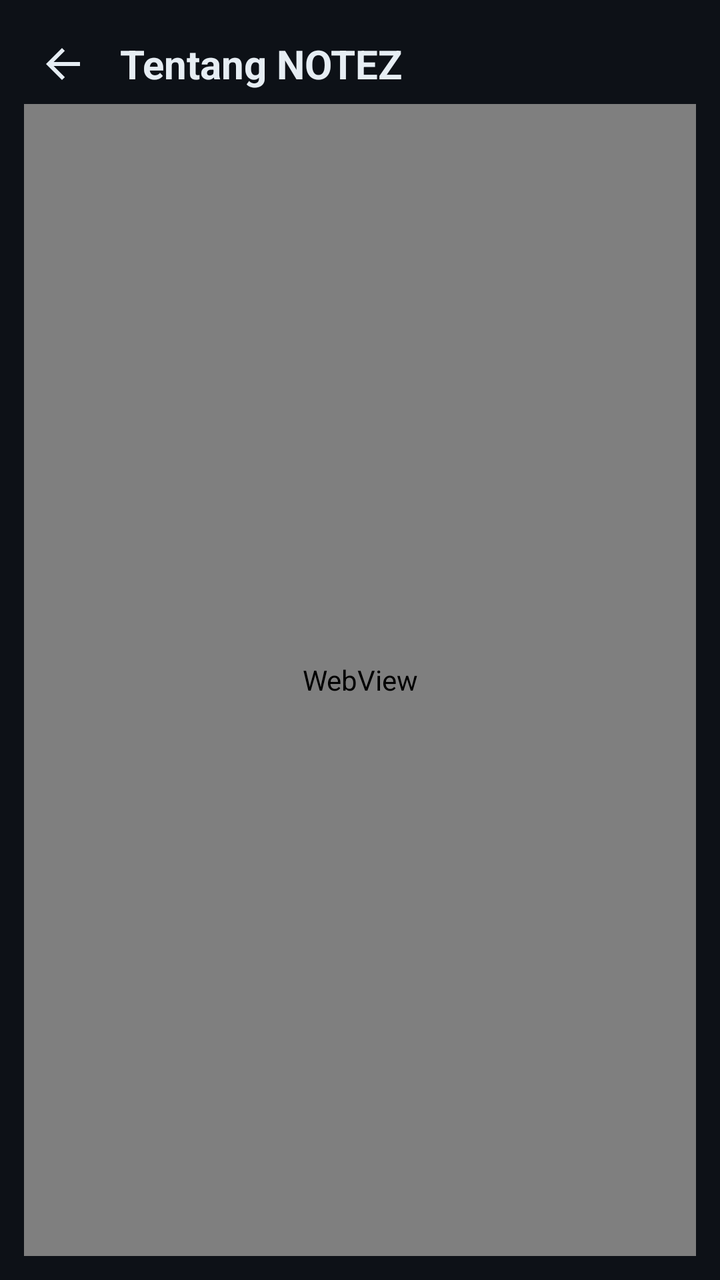
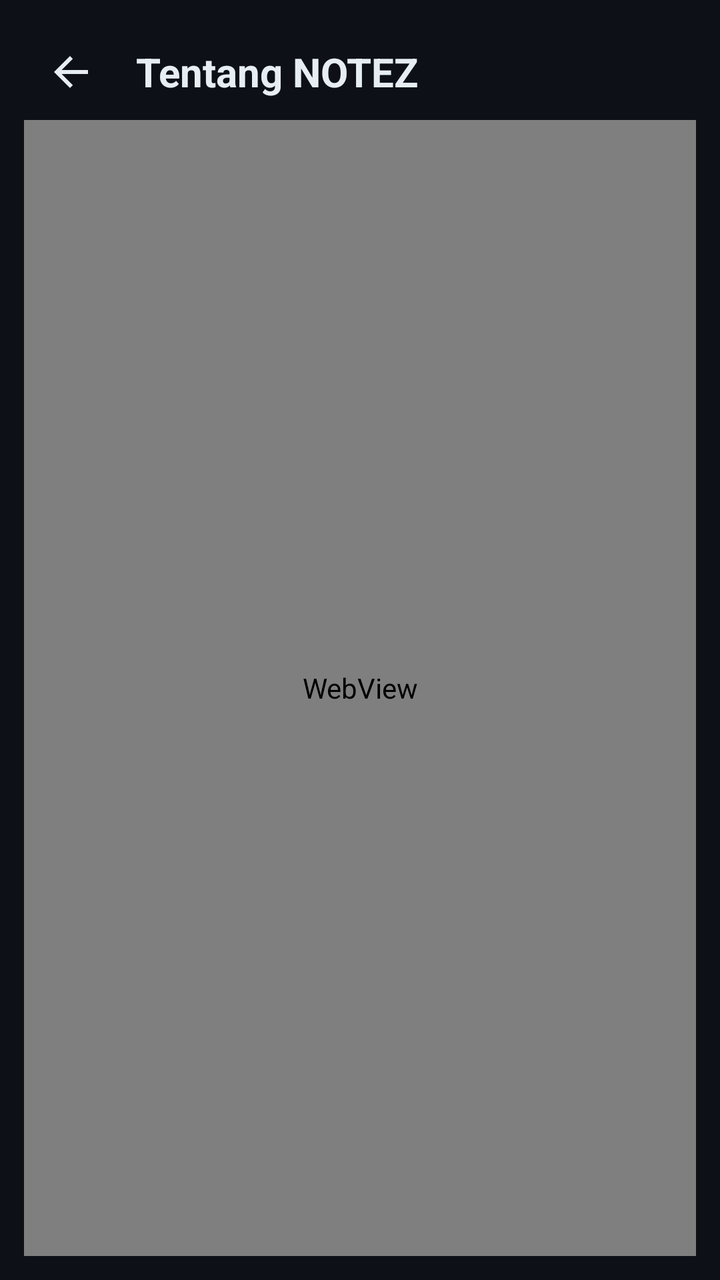

The first picture is an Android layout as it rendered before a commit; the second is the same layout after the commit. The layout source and the unified diff follow.
<!-- AndroidManifest.xml: application theme Theme.Notez.GithubDark -->
<!-- res/layout/activity_about_notez.xml -->
<?xml version="1.0" encoding="utf-8"?>
<LinearLayout xmlns:android="http://schemas.android.com/apk/res/android"
    android:layout_width="match_parent"
    android:layout_height="match_parent"
    android:orientation="vertical"
    android:padding="12dp">

    <LinearLayout
        android:layout_width="match_parent"
        android:layout_height="wrap_content"
        android:gravity="center_vertical"
        android:orientation="horizontal">

        <ImageButton
            android:id="@+id/about_back"
            android:layout_width="40dp"
            android:layout_height="40dp"
            android:background="?attr/selectableItemBackgroundBorderless"
            android:contentDescription="@string/cd_back"
            android:src="@drawable/ic_arrow_back"
            android:tint="?attr/colorOnSurface" />

        <TextView
            android:id="@+id/about_title"
            android:layout_width="0dp"
            android:layout_height="wrap_content"
            android:layout_weight="1"
            android:paddingStart="8dp"
            android:paddingEnd="8dp"
            android:text="@string/about_notez_title"
            android:textColor="?attr/colorOnSurface"
            android:textSize="20sp"
            android:textStyle="bold" />
    </LinearLayout>

    <android.webkit.WebView
        android:id="@+id/about_body_web"
        android:layout_width="match_parent"
        android:layout_height="0dp"
        android:layout_weight="1"
        android:background="@android:color/transparent"
        android:overScrollMode="ifContentScrolls"
        android:scrollbars="vertical" />
</LinearLayout>
<!-- resources referenced by this layout -->
<resources>
  <!-- drawable ic_arrow_back (drawable) -->
  <?xml version="1.0" encoding="utf-8"?>
  <vector xmlns:android="http://schemas.android.com/apk/res/android"
      android:width="24dp"
      android:height="24dp"
      android:viewportWidth="24"
      android:viewportHeight="24">
      <path
          android:fillColor="#FFFFFFFF"
          android:pathData="M20,11L6.83,11L12.42,5.41L11,4L3,12L11,20L12.42,18.59L6.83,13L20,13Z" />
  </vector>
  <string name="about_notez_title">Tentang NOTEZ</string>
  <string name="cd_back">Kembali</string>
  <style name="Theme.Notez.GithubDark" parent="Theme.Material3.Dark.NoActionBar">
          <item name="colorPrimary">@color/github_accent</item>
          <item name="colorOnPrimary">@color/github_on_accent</item>
          <item name="colorPrimaryContainer">@color/github_accent</item>
          <item name="colorOnPrimaryContainer">@color/github_on_accent</item>
          <item name="android:windowBackground">@color/github_bg</item>
          <item name="colorSurface">@color/github_surface</item>
          <item name="colorOnSurface">@color/github_text</item>
          <item name="colorSurfaceVariant">@color/github_surface</item>
          <item name="colorOnSurfaceVariant">@color/github_secondary</item>
          <item name="colorOutline">@color/github_outline</item>
          <item name="colorError">@color/github_danger</item>
          <item name="android:windowSplashScreenBackground">@color/github_bg</item>
          <item name="android:windowSplashScreenAnimatedIcon">@drawable/ic_notez_horse_splash_system_icon</item>
          <item name="android:windowSplashScreenIconBackgroundColor">@android:color/transparent</item>
      </style>
  <color name="github_accent">#58A6FF</color>
  <color name="github_on_accent">#0D1117</color>
  <color name="github_bg">#0D1117</color>
  <color name="github_surface">#161B22</color>
  <color name="github_text">#E6EDF3</color>
  <color name="github_secondary">#8B949E</color>
  <color name="github_outline">#30363D</color>
  <color name="github_danger">#F85149</color>
  <!-- drawable ic_notez_horse_splash_system_icon: png bitmap (drawable-nodpi, 52823 bytes) -->
</resources>

<!-- the commit's change to res/layout/activity_about_notez.xml (unified diff, before → after) -->
@@ -13,8 +13,8 @@
 
         <ImageButton
             android:id="@+id/about_back"
-            android:layout_width="40dp"
-            android:layout_height="40dp"
+            android:layout_width="48dp"
+            android:layout_height="48dp"
             android:background="?attr/selectableItemBackgroundBorderless"
             android:contentDescription="@string/cd_back"
             android:src="@drawable/ic_arrow_back"
